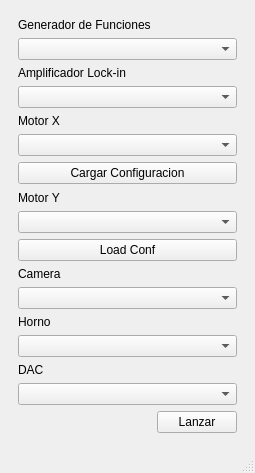
The window that UI/main_window.ui (FranciscoGauna/Microscopy-Program) describes before a commit, drawn with Qt 5.
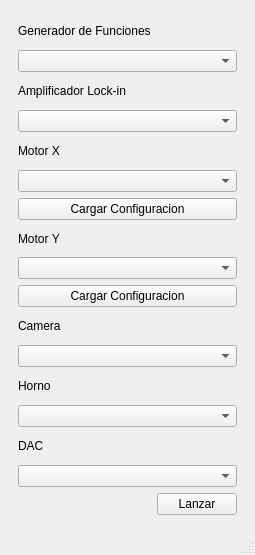
The same window after the commit.

Commit message: Updated main window ui and readme.md

The edit to the form file:
```diff
--- a/UI/main_window.ui
+++ b/UI/main_window.ui
@@ -7,7 +7,7 @@
     <x>0</x>
     <y>0</y>
     <width>255</width>
-    <height>473</height>
+    <height>555</height>
    </rect>
   </property>
   <property name="windowTitle">
@@ -35,7 +35,7 @@
         <item row="9" column="0">
          <widget class="QPushButton" name="motor_y_bt">
           <property name="text">
-           <string>Load Conf</string>
+           <string>Cargar Configuracion</string>
           </property>
          </widget>
         </item>
```
Left out of the diff: 2 changed lines with no effect on the pictures. The commit also changes 2 other files.
